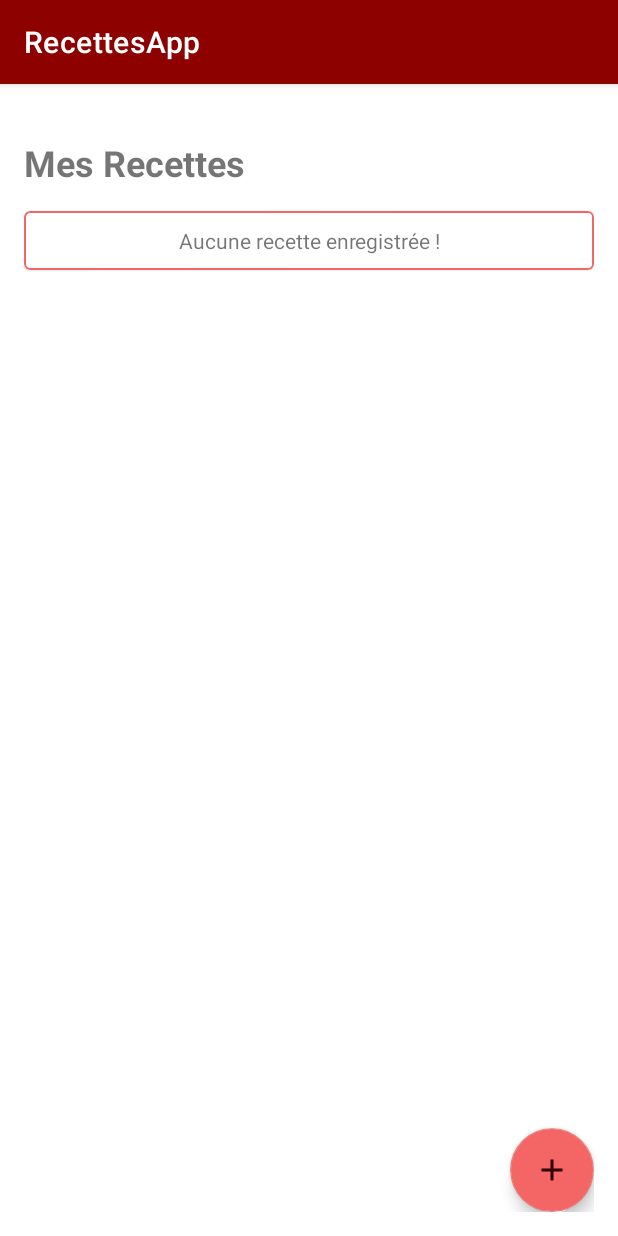
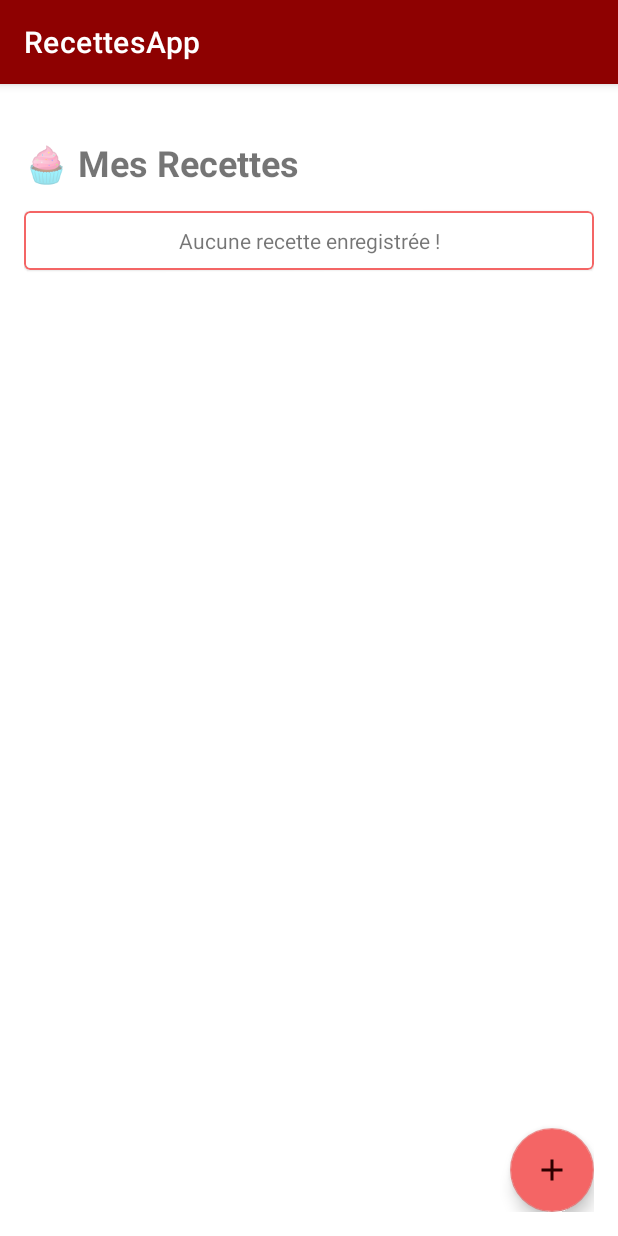
Before and after one commit to Zakuro89/AndroidApp, an Android app: the screen it shows after launch (MainActivity), on a phone screen of 412 x 824 dp. Run offline under Robolectric (Android 15) with nearby library versions, the phone set to English and light mode, and no system bars; our stand-ins replace Picasso, Room's generated code.

Commit message:
clarification code

```diff
--- a/app/src/main/java/com/example/epsi1/activity/MainActivity.kt
+++ b/app/src/main/java/com/example/epsi1/activity/MainActivity.kt
@@ -34,14 +34,16 @@ class MainActivity : AppCompatActivity() {
         super.onCreate(savedInstanceState)
         setContentView(R.layout.activity_main)
 
+        // initialisation de la bade de donnée et du DAO
         database = RecetteDatabase.getDatabase(this)
         recetteDao = database.recetteDao()
 
+        // configuration du RecclerView
         recyclerViewRecipe = findViewById(R.id.recipesRecyclerView)
         recyclerViewRecipe.layoutManager =
             LinearLayoutManager(this, LinearLayoutManager.HORIZONTAL, false)
 
-
+        // décoration entre les éléments pour les séparer
         val dividerItemDecoration = DividerItemDecoration(
             recyclerViewRecipe.context,
             (recyclerViewRecipe.layoutManager as LinearLayoutManager).orientation
@@ -69,6 +71,7 @@ class MainActivity : AppCompatActivity() {
 
     private fun loadRecipes() {
         CoroutineScope(Dispatchers.IO).launch {
+            // récupérer toutes les recettes
             val recettes = recetteDao.getAllRecettes()
 
             withContext(Dispatchers.Main) {
--- a/app/src/main/res/values/strings.xml
+++ b/app/src/main/res/values/strings.xml
@@ -1,7 +1,7 @@
 <resources>
     <!--    Main Activity-->
     <string name="app_name">RecettesApp</string>
-    <string name="title_text">Mes Recettes</string>
+    <string name="title_text">🧁 Mes Recettes</string>
     <string name="add_recipe_button">+</string>
     <string name="button_clicked">Bouton cliqué !</string>
     <string name="no_recipe">Aucune recette enregistrée !</string>
```
Also changed, not shown: app/src/main/java/com/example/epsi1/activity/AjouterRecette.kt (+19 -0 lines), app/src/main/java/com/example/epsi1/activity/RecetteDetails.kt (+8 -2 lines), app/src/main/java/com/example/epsi1/adapter/EtapeAdapter.kt (+0 -43 lines), app/src/main/java/com/example/epsi1/adapter/IngredientAdapter.kt (+0 -45 lines), app/src/main/java/com/example/epsi1/adapter/RecetteAdapter.kt (+0 -68 lines).
